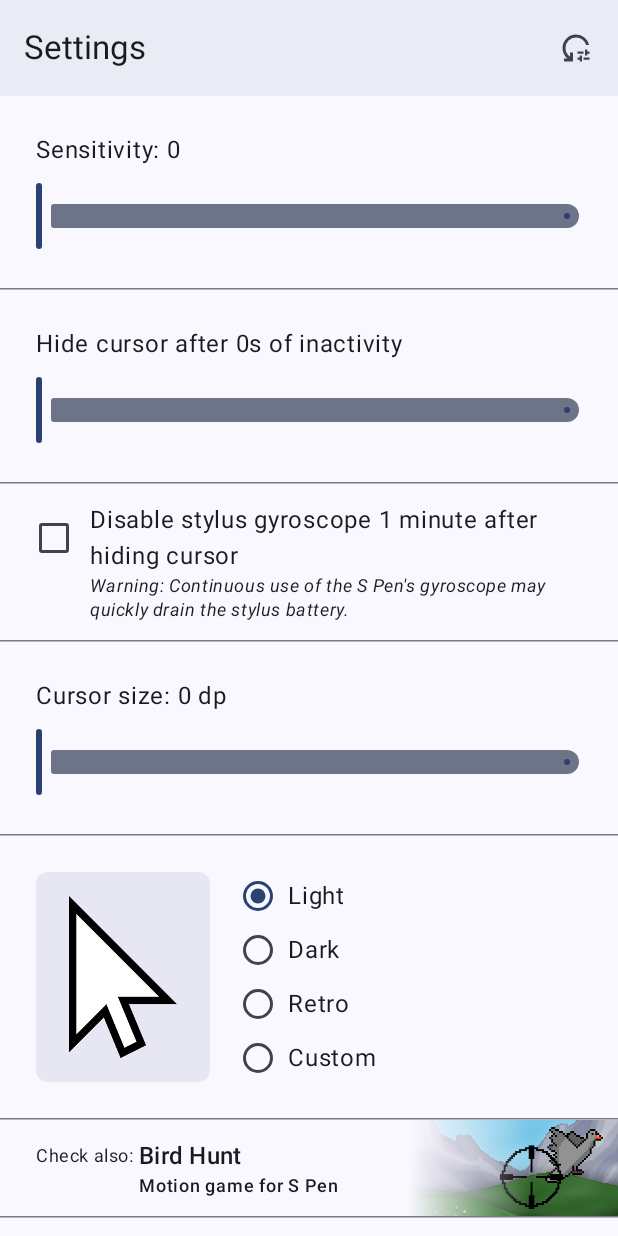
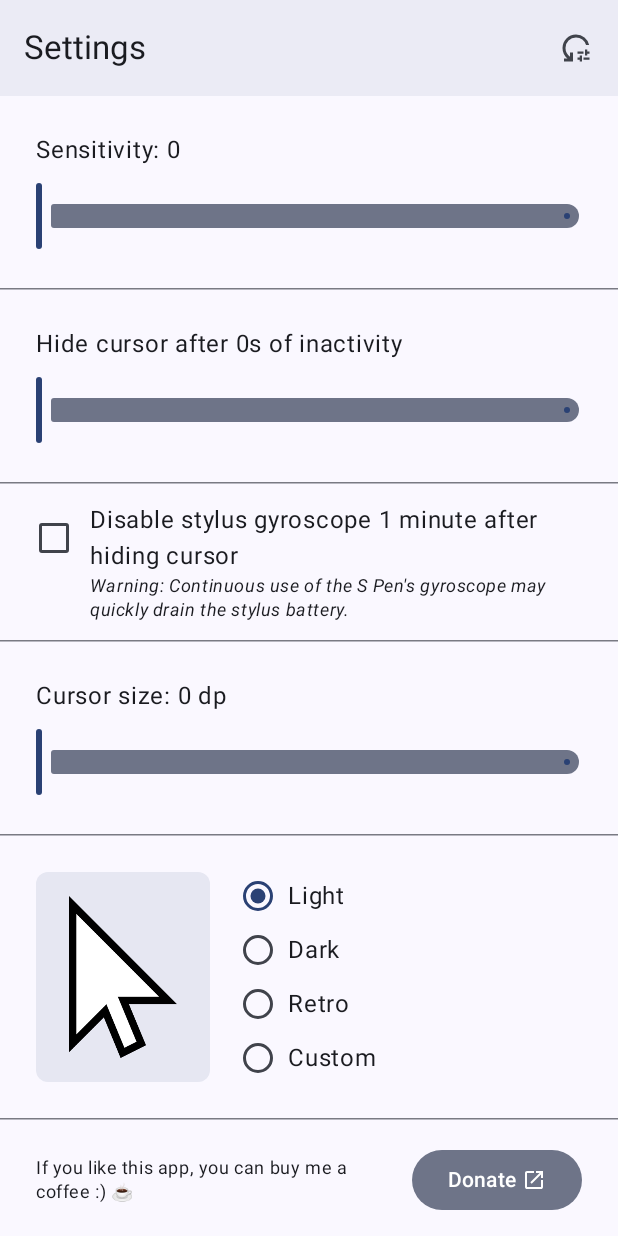
Before and after one commit to jojczak/PenMouseS, an Android app built with Jetpack Compose: the @Preview function SettingsScreenPreview, on a phone screen of 412 x 824 dp. Run offline under Robolectric (Android 15) with nearby library versions, the phone set to English and light mode, and no system bars.

Commit message:
Added support button and updated birdhunt banner

```diff
--- a/app/src/main/java/pl/jojczak/penmouses/ui/settings/SettingsScreen.kt
+++ b/app/src/main/java/pl/jojczak/penmouses/ui/settings/SettingsScreen.kt
@@ -28,6 +28,7 @@ import androidx.compose.foundation.layout.fillMaxSize
 import androidx.compose.foundation.layout.fillMaxWidth
 import androidx.compose.foundation.layout.height
 import androidx.compose.foundation.layout.padding
+import androidx.compose.foundation.layout.size
 import androidx.compose.foundation.rememberScrollState
 import androidx.compose.foundation.selection.selectable
 import androidx.compose.foundation.selection.selectableGroup
@@ -62,6 +63,8 @@ import androidx.compose.runtime.setValue
 import androidx.compose.ui.Alignment
 import androidx.compose.ui.Modifier
 import androidx.compose.ui.draw.clip
+import androidx.compose.ui.graphics.Color
+import androidx.compose.ui.graphics.Shadow
 import androidx.compose.ui.graphics.asImageBitmap
 import androidx.compose.ui.layout.ContentScale
 import androidx.compose.ui.layout.onGloballyPositioned
@@ -77,6 +80,7 @@ import androidx.compose.ui.tooling.preview.Preview
 import androidx.compose.ui.unit.dp
 import androidx.hilt.navigation.compose.hiltViewModel
 import pl.jojczak.penmouses.R
+import pl.jojczak.penmouses.ui.theme.LINK_ICON_SIZE
 import pl.jojczak.penmouses.ui.theme.PenMouseSThemePreview
 import pl.jojczak.penmouses.ui.theme.elevation_1
 import pl.jojczak.penmouses.ui.theme.elevation_2
@@ -91,6 +95,7 @@ import pl.jojczak.penmouses.utils.PrefKey
 import pl.jojczak.penmouses.utils.PrefKeys
 import pl.jojczak.penmouses.utils.getCursorBitmap
 import pl.jojczak.penmouses.utils.openUrl
+import pl.jojczak.penmouses.utils.openUrlClickable
 import kotlin.math.round
 
 @Composable
@@ -179,6 +184,8 @@ fun SettingsScreenContent(
             modifier = Modifier.weight(1f)
         )
         HorizontalDivider()
+        DonateComponent()
+        HorizontalDivider()
         BirdHuntBanner()
         HorizontalDivider()
         AppVersion()
@@ -226,7 +233,8 @@ private fun SPenSleepCheckBox(
     onSPenSleepEnabledChange: (Boolean) -> Unit
 ) {
     Row(
-        modifier = Modifier.padding(pad_m)
+        modifier = Modifier
+            .padding(pad_m)
             .clip(RoundedCornerShape(radius_m))
             .clickable {
                 onSPenSleepEnabledChange(!sPenSleepEnabled)
@@ -424,42 +432,91 @@ private fun RowScope.CursorTypeSelector(
 }
 
 @Composable
+private fun DonateComponent() {
+    val context = LocalContext.current
+
+    Row (
+        verticalAlignment = Alignment.CenterVertically,
+        horizontalArrangement = Arrangement.SpaceBetween,
+        modifier = Modifier
+            .padding(vertical = pad_l, horizontal = pad_xl)
+            .fillMaxWidth()
+    ) {
+        Text(
+            text = stringResource(R.string.home_support_text),
+            style = MaterialTheme.typography.bodySmall,
+            modifier = Modifier.weight(1f, fill = false),
+        )
+        FilledTonalButton (
+            onClick = { openUrl(context, R.string.home_support_url) },
+        ) {
+            Text(text = stringResource(R.string.home_support_button))
+            Icon(
+                painter = painterResource(R.drawable.open_in_new_24px),
+                contentDescription = null,
+                modifier = Modifier.size(LINK_ICON_SIZE)
+            )
+        }
+    }
+}
+
+@Composable
 private fun BirdHuntBanner() {
     val context = LocalContext.current
-    var bannerSize by remember { mutableIntStateOf(0) }
+    var bannerHeight by remember { mutableIntStateOf(0) }
 
+    val shadowText = Shadow(
+        color = Color.Black,
+        blurRadius = 6f
+    )
+
+    Box (
+        modifier = Modifier
+            .fillMaxWidth()
+            .onGloballyPositioned { bannerHeight = it.size.height }
+    ) {
+        Image(
+            painter = painterResource(R.drawable.birdhunt_banner),
+            contentDescription = null,
+            contentScale = ContentScale.FillHeight,
+            modifier = with(LocalDensity.current) { Modifier.height(bannerHeight.toDp()) }
+        )
         Row(
             horizontalArrangement = Arrangement.SpaceBetween,
             verticalAlignment = Alignment.CenterVertically,
-        modifier = Modifier.fillMaxWidth()
-            .onGloballyPositioned { bannerSize = it.size.height }
-            .openUrl(context, R.string.settings_bird_hunt_url)
+            modifier = Modifier
+                .fillMaxWidth()
+                .padding(vertical = pad_l, horizontal = pad_xl)
         ) {
-        Row(
-            modifier = Modifier.padding(start = pad_xl, top = pad_m, bottom = pad_m)
-        ) {
+            Row {
                 Text(
                     text = stringResource(R.string.settings_bird_hunt_check),
-                style = MaterialTheme.typography.bodySmall,
+                    style = MaterialTheme.typography.bodySmall.copy(shadow = shadowText),
                     modifier = Modifier.padding(top = pad_xs)
                 )
                 Column {
                     Text(
                         text = stringResource(R.string.settings_bird_hunt),
-                    style = MaterialTheme.typography.titleMedium
+                        style = MaterialTheme.typography.titleMedium.copy(shadow = shadowText)
                     )
                     Text(
                         text = stringResource(R.string.settings_bird_hunt_desc),
-                    style = MaterialTheme.typography.labelMedium
+                        style = MaterialTheme.typography.labelMedium.copy(shadow = shadowText)
                     )
                 }
             }
-        Image(
-            painter = painterResource(R.drawable.birdhunt_banner),
-            contentDescription = "Bird Hunt",
-            contentScale = ContentScale.Fit,
-            modifier = Modifier.height(with(LocalDensity.current) { bannerSize.toDp() })
+
+            FilledTonalButton(
+                onClick = { openUrl(context, R.string.settings_bird_hunt_url) },
+            ) {
+                Text(text = stringResource(R.string.settings_bird_hunt_button))
+                Icon(
+                    painter = painterResource(R.drawable.open_in_new_24px),
+                    contentDescription = null,
+                    modifier = Modifier.size(LINK_ICON_SIZE)
                 )
+            }
+        }
     }
 }
 
@@ -484,7 +541,9 @@ private fun AppVersion() {
 
     Column (
         horizontalAlignment = Alignment.End,
-        modifier = Modifier.fillMaxWidth().padding(pad_l)
+        modifier = Modifier
+            .fillMaxWidth()
+            .padding(pad_l)
     ) {
         Row {
             Text(
@@ -497,7 +556,7 @@ private fun AppVersion() {
                 color = MaterialTheme.colorScheme.onBackground.copy(alpha = APP_INFO_TEXT_ALPHA),
                 textDecoration = TextDecoration.Underline,
                 style = MaterialTheme.typography.bodySmall,
-                modifier = Modifier.openUrl(context, R.string.settings_app_info_author_url)
+                modifier = Modifier.openUrlClickable(context, R.string.settings_app_info_author_url)
             )
         }
         Text(
@@ -505,7 +564,7 @@ private fun AppVersion() {
             color = MaterialTheme.colorScheme.onBackground.copy(alpha = APP_INFO_TEXT_ALPHA),
             textDecoration = TextDecoration.Underline,
             style = MaterialTheme.typography.bodySmall,
-            modifier = Modifier.openUrl(context, R.string.settings_app_info_author_url)
+            modifier = Modifier.openUrlClickable(context, R.string.settings_app_info_author_url)
         )
     }
 }
--- a/app/src/main/java/pl/jojczak/penmouses/utils/ComposeUtils.kt
+++ b/app/src/main/java/pl/jojczak/penmouses/utils/ComposeUtils.kt
@@ -7,7 +7,7 @@ import androidx.compose.foundation.clickable
 import androidx.compose.ui.Modifier
 import androidx.core.net.toUri
 
-fun Modifier.openUrl(ctx: Context, @StringRes url: Int) = this.clickable {
+fun openUrl(ctx: Context, @StringRes url: Int) {
     ctx.startActivity(
         Intent(
             Intent.ACTION_VIEW, ctx.getString(
@@ -16,3 +16,7 @@ fun Modifier.openUrl(ctx: Context, @StringRes url: Int) = this.clickable {
         )
     )
 }
+
+fun Modifier.openUrlClickable(ctx: Context, @StringRes url: Int) = this.clickable {
+    openUrl(ctx, url)
+}
--- a/app/src/main/res/values/strings.xml
+++ b/app/src/main/res/values/strings.xml
@@ -24,6 +24,10 @@
     <string name="home_steps_3_turn_on">START AIR MOUSE</string>
     <string name="home_steps_3_turn_off">STOP AIR MOUSE</string>
 
+    <string name="home_support_text">If you like this app, you can buy me a coffee\u00A0:)\u00A0☕️</string>
+    <string name="home_support_button">Donate\u00A0</string>
+    <string name="home_support_url">https://buymeacoffee.com/jojczak</string>
+
     <string name="settings_reset_to_defaults">Reset to defaults</string>
     <string name="settings_s_pen_sensitivity_slider_label">Sensitivity: %s</string>
     <string name="settings_cursor_size_slider_label">Cursor size: %s dp</string>
@@ -48,6 +52,7 @@
     <string name="settings_bird_hunt_check">Check also:\u00A0</string>
     <string name="settings_bird_hunt">Bird Hunt</string>
     <string name="settings_bird_hunt_desc">Motion game for S Pen</string>
+    <string name="settings_bird_hunt_button">Play\u00A0</string>
     <string name="settings_bird_hunt_url">https://play.google.com/store/apps/details?id=pl.jojczak.birdhunt</string>
 
     <string name="settings_app_info">%s v%s created by\u00A0</string>
```
Also changed, not shown: app/src/main/res/drawable/birdhunt_banner.png. Lines whose indentation alone changed are shown as unchanged.
